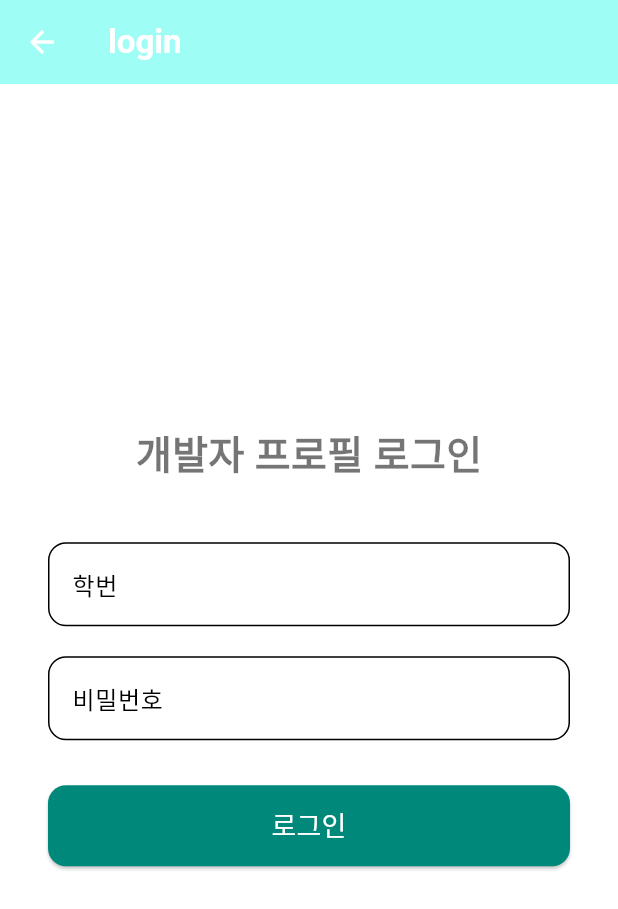
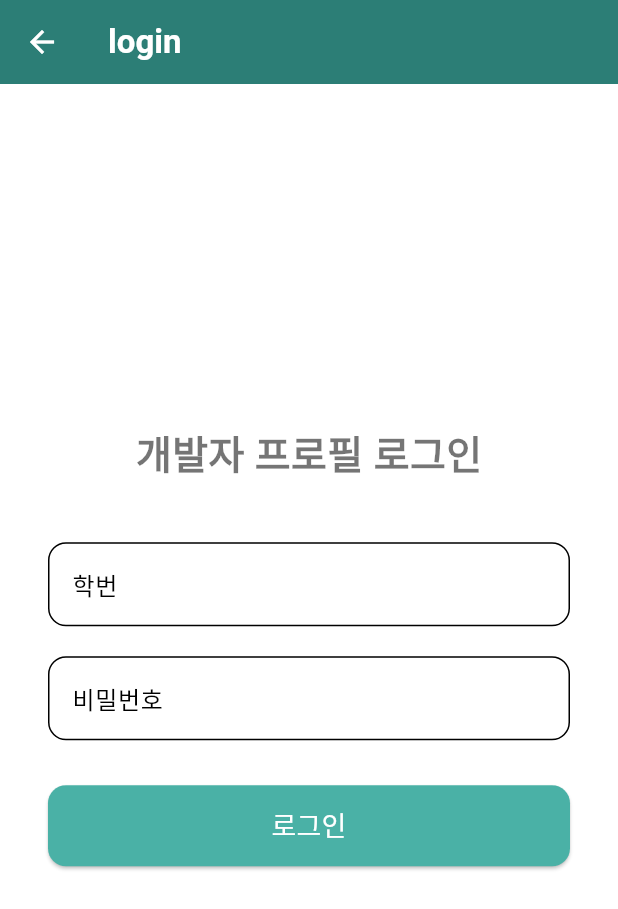
Before and after one commit to ooooo333i/team_mate, a Flutter app: the screen it shows after launch, after a tap on the "account box" icon, on a phone screen of 412 x 824 dp. Shown: the top 909 px of the screen. Run offline on Flutter 3.47's test engine with Material 3 defaults, Android fonts, the light colour scheme and no system bars.

Commit message:
coloring

```diff
--- a/lib/components/info_container.dart
+++ b/lib/components/info_container.dart
@@ -57,7 +57,7 @@ class InfoContainer extends StatelessWidget {
                 children: techStack
                     .map((tech) => Chip(
                           label: Text(tech),
-                          backgroundColor: Colors.blue[50],
+                          backgroundColor: const Color.fromARGB(255, 249, 255, 250),
                         ))
                     .toList(),
               ),
--- a/lib/theme/app_theme.dart
+++ b/lib/theme/app_theme.dart
@@ -10,7 +10,7 @@ class AppTheme {
     scaffoldBackgroundColor: Colors.grey[100],
 
     appBarTheme: AppBarTheme(
-      backgroundColor: Color.fromARGB(255, 158, 254, 245),
+      backgroundColor: Color.fromARGB(255, 44, 126, 118),
       foregroundColor: Colors.white,
       elevation: 0,
     ),
@@ -19,7 +19,7 @@ class AppTheme {
 
     elevatedButtonTheme: ElevatedButtonThemeData(
       style: ElevatedButton.styleFrom(
-        backgroundColor: lightColorScheme.primary,
+        backgroundColor: Color.fromARGB(255, 74, 177, 166),
         foregroundColor: Colors.white,
         shape: RoundedRectangleBorder(
           borderRadius: BorderRadius.circular(12),
```
